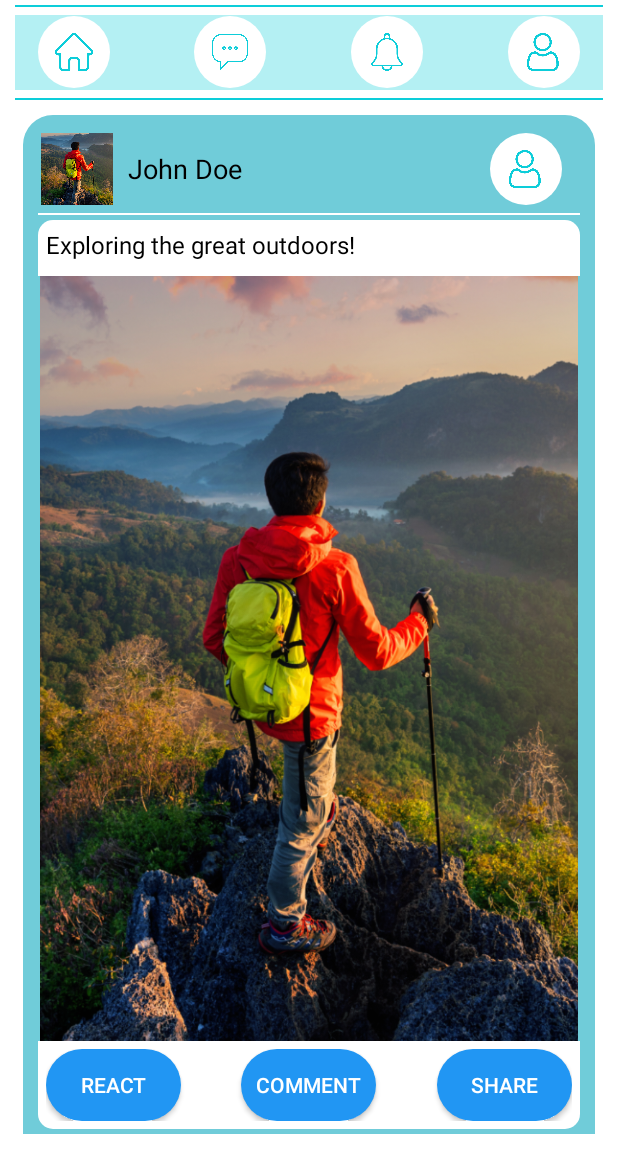
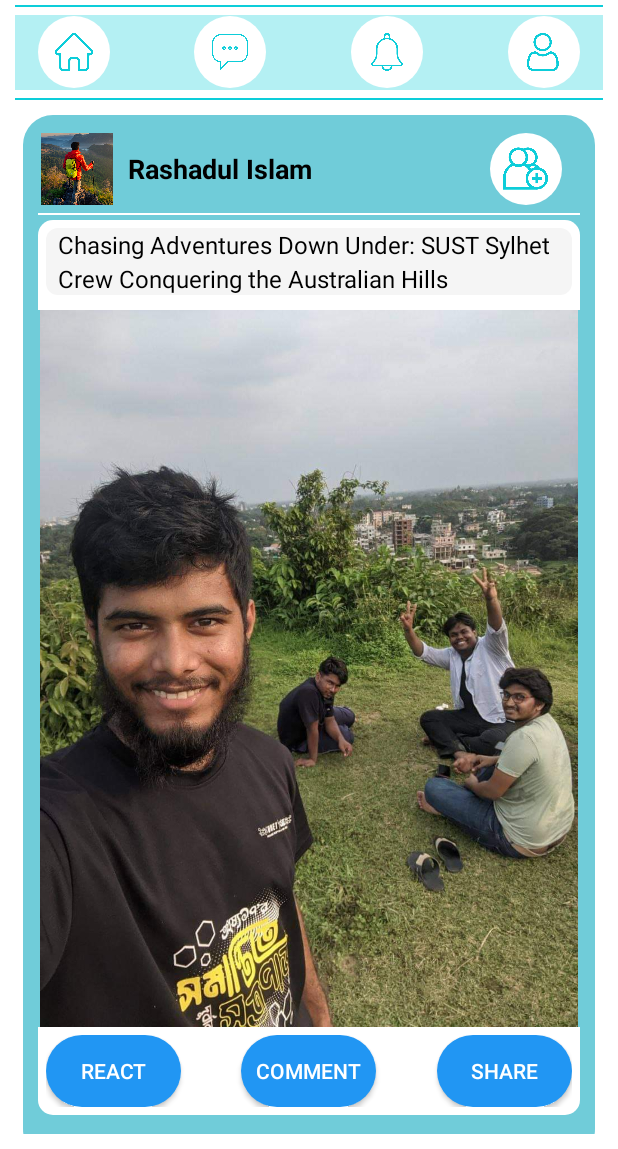
Before and after one commit to rabbi2020331086/JJ, an Android app: the home screen opened directly, with no data from a screen before it, on a phone screen of 412 x 824 dp, the part 87-1236 px from its top. Run offline under Robolectric (Android 15) with nearby library versions, the light colour scheme and no system bars; our stand-ins replace Firebase (no records; nobody signed in at launch, a user with empty details on screens opened directly).

Commit message:
Initial commit

```diff
--- a/app/src/main/AndroidManifest.xml
+++ b/app/src/main/AndroidManifest.xml
@@ -7,7 +7,7 @@
         android:dataExtractionRules="@xml/data_extraction_rules"
         android:fullBackupContent="@xml/backup_rules"
         android:icon="@mipmap/ic_launcher"
-        android:label="@string/app_name"
+        android:label="JJ"
         android:roundIcon="@mipmap/ic_launcher_round"
         android:supportsRtl="true"
         android:theme="@style/Theme.JourneyJunctionXml"
--- a/app/src/main/java/com/journeyjunctionxml/Firebase.kt
+++ b/app/src/main/java/com/journeyjunctionxml/Firebase.kt
@@ -22,8 +22,9 @@ import kotlinx.coroutines.withContext
 import java.util.UUID
 
 class Firebase {
+    companion object {
 
-    companion object {
+        var xx = 1
         var imageurl = "-1"
         private val auth: FirebaseAuth = FirebaseAuth.getInstance()
         @SuppressLint("StaticFieldLeak")
@@ -251,6 +252,7 @@ class Firebase {
                                 SetOptions.merge()
                             )
                             .addOnSuccessListener {
+                                xx = 2
                                 Log.d(TAG,"Image URL stored in Firestore for user: ${currentUser.uid}")
                             }
                             .addOnFailureListener { e ->
--- a/app/src/main/java/com/journeyjunctionxml/HomeItemAdapter.kt
+++ b/app/src/main/java/com/journeyjunctionxml/HomeItemAdapter.kt
@@ -19,6 +19,7 @@ class HomeItemAdapter(private val items: List<PostModel>) : RecyclerView.Adapter
         holder.contentCaption.text = currentItem.contentCaption
         holder.profilePic.setImageResource(currentItem.profilePic)
         holder.contentImage.setImageResource(currentItem.contentImage)
+
     }
 
     override fun getItemCount(): Int {
--- a/app/src/main/java/com/journeyjunctionxml/PostModel.kt
+++ b/app/src/main/java/com/journeyjunctionxml/PostModel.kt
@@ -7,4 +7,5 @@ data class PostModel(
     val reactCount: Int = 0,
     val commentCount: Int = 0,
     val shareCount: Int = 0
+
 )
--- a/app/src/main/java/com/journeyjunctionxml/home.kt
+++ b/app/src/main/java/com/journeyjunctionxml/home.kt
@@ -16,6 +16,7 @@ import android.widget.EditText
 import android.widget.ImageButton
 import android.widget.ImageView
 import android.widget.PopupMenu
+import android.widget.TextView
 import androidx.appcompat.widget.AppCompatImageButton
 import androidx.navigation.fragment.findNavController
 import androidx.recyclerview.widget.LinearLayoutManager
@@ -38,6 +39,7 @@ class home : Fragment() {
         val view =  inflater.inflate(R.layout.home, container, false)
         val profilebuttonclick = view.findViewById<AppCompatImageButton>(R.id.profile_button)
         val profileButton = view.findViewById<ImageButton>(R.id.menu_button)
+        val searh_button = view.findViewById<ImageButton>(R.id.searchButton)
         profileButton.setOnClickListener {
             val popupMenu = PopupMenu(requireContext(), profileButton)
             popupMenu.inflate(R.menu.menuoption) // Replace with the name of your menu XML file
@@ -58,7 +60,10 @@ class home : Fragment() {
                     else -> false
                 }
             }
-            popupMenu.show() // Show the popup menu
+            popupMenu.show()
+        }
+        searh_button.setOnClickListener {
+            searchPopup(requireContext())
         }
 
         recyclerView = view.findViewById(R.id.recyclerView)
@@ -77,9 +82,9 @@ class home : Fragment() {
         itemList.add(
             PostModel(
                 profilePic = R.drawable.get_started_pic,
-                profileName = "John Doe",
-                contentCaption = "Exploring the great outdoors!",
-                contentImage = R.drawable.get_started_pic,
+                profileName = "Rashadul Islam",
+                contentCaption = "Chasing Adventures Down Under: SUST Sylhet Crew Conquering the Australian Hills ",
+                contentImage = R.drawable.imagepost1,
                 reactCount = 123,
                 commentCount = 45,
                 shareCount = 67
@@ -88,9 +93,9 @@ class home : Fragment() {
         itemList.add(
             PostModel(
                 profilePic = R.drawable.get_started_pic, // Replace with actual drawable ID
-                profileName = "Jane Smith",
-                contentCaption = "Nothing beats a sunset at the beach.",
-                contentImage = R.drawable.get_started_pic, // Replace with actual drawable ID
+                profileName = "Touamoni Ab Aysha",
+                contentCaption = "Lost in the Tranquility of Cox's Bazar: Where Time Meets the Sea!!",
+                contentImage = R.drawable.images2, // Replace with actual drawable ID
                 reactCount = 234,
                 commentCount = 56,
                 shareCount = 78
@@ -99,9 +104,9 @@ class home : Fragment() {
         itemList.add(
             PostModel(
                 profilePic = R.drawable.get_started_pic,
-                profileName = "Alex Johnson",
-                contentCaption = "Fresh coffee in the morning.",
-                contentImage = R.drawable.get_started_pic,
+                profileName = "Akkas Ali",
+                contentCaption = "Immersed in Jaflong: Where Nature's Canvas Comes Alive",
+                contentImage = R.drawable.image3,
                 reactCount = 345,
                 commentCount = 67,
                 shareCount = 89
@@ -136,6 +141,17 @@ class home : Fragment() {
         }
         dialog.show()
     }
+    private fun searchPopup(context: Context) {
+        val inflater = LayoutInflater.from(context)
+        val dialogView = inflater.inflate(R.layout.search_popup, null)
+        val dialog = Dialog(context)
+        dialog.setContentView(dialogView)
+        val editText = dialogView.findViewById<EditText>(R.id.search_edit_text)
+        dialog.window?.setLayout(ViewGroup.LayoutParams.MATCH_PARENT, ViewGroup.LayoutParams.WRAP_CONTENT)
+        dialog.setCancelable(true)
+        dialog.show()
+    }
+
 
     private fun openGallery() {
         val intent = Intent(Intent.ACTION_GET_CONTENT)
--- a/app/src/main/java/com/journeyjunctionxml/homeItemViewHolder.kt
+++ b/app/src/main/java/com/journeyjunctionxml/homeItemViewHolder.kt
@@ -1,5 +1,7 @@
 package com.journeyjunctionxml
 import android.view.View
+import android.widget.Button
+import android.widget.ImageButton
 import android.widget.ImageView
 import android.widget.TextView
 import androidx.recyclerview.widget.RecyclerView
@@ -9,4 +11,9 @@ class homeItemViewHolder(itemView: View) : RecyclerView.ViewHolder(itemView) {
     val contentCaption: TextView = itemView.findViewById(R.id.post_item_content_caption)
     val profilePic: ImageView = itemView.findViewById(R.id.post_item_profile_pic)
     val contentImage: ImageView = itemView.findViewById(R.id.post_item_image)
+    val addFriend: ImageButton = itemView.findViewById(R.id.post_template_add_friend)
+    val react: Button = itemView.findViewById(R.id.post_item_react_button)
+    val comment: Button = itemView.findViewById(R.id.post_item_comment_button)
+    val share: Button = itemView.findViewById(R.id.post_item_share_button)
+
 }
--- a/app/src/main/java/com/journeyjunctionxml/profile.kt
+++ b/app/src/main/java/com/journeyjunctionxml/profile.kt
@@ -89,8 +89,6 @@ class profile : Fragment() {
             }
         }
     }
-
-
 //    private fun ProfilePicturePopUp() {
 //        val inflater = LayoutInflater.from(context)
 //        val parent: ViewGroup? = null
--- /dev/null
+++ b/app/src/main/res/drawable/add_friend_icon.xml
@@ -0,0 +1,12 @@
+<layer-list xmlns:android="http://schemas.android.com/apk/res/android">
+    <item>
+        <!-- Oval shape -->
+        <shape android:shape="oval">
+            <solid android:color="#ffffff" />
+            <size android:width="48dp"
+                android:height="48dp" />
+        </shape>
+    </item>
+    <item android:drawable="@drawable/add_friend_image"
+        android:gravity="center" />
+</layer-list>
--- /dev/null
+++ b/app/src/main/res/drawable/add_friend_image.xml
@@ -0,0 +1,5 @@
+<layer-list xmlns:android="http://schemas.android.com/apk/res/android">
+    <item android:drawable="@drawable/add_friend"
+        android:width="30dp"
+        android:height="30dp"/>
+</layer-list>
--- /dev/null
+++ b/app/src/main/res/drawable/caption_background.xml
@@ -0,0 +1,5 @@
+<shape xmlns:android="http://schemas.android.com/apk/res/android"
+    android:shape="rectangle">
+    <solid android:color="#F5F5F5" /> <!-- Light gray background color -->
+    <corners android:radius="8dp" /> <!-- Rounded corners with a radius of 8dp -->
+</shape>
--- a/app/src/main/res/layout/post_template.xml
+++ b/app/src/main/res/layout/post_template.xml
@@ -34,6 +34,7 @@
             android:layout_marginStart="10dp"
             android:gravity="center"
             android:text="Profile Name"
+            android:textStyle="bold"
             android:textColor="#000000"
             android:textSize="18sp" />
 
@@ -42,10 +43,10 @@
             android:layout_height="0dp"
             android:layout_weight="1"/>
         <ImageButton
-            android:id="@+id/create_post_add_friend"
+            android:id="@+id/post_template_add_friend"
             android:layout_width="wrap_content"
             android:layout_height="wrap_content"
-            android:src="@drawable/profile_icon"
+            android:src="@drawable/add_friend_icon"
             android:background="@android:color/transparent"
             android:contentDescription="profile"/>
     </LinearLayout>
@@ -62,14 +63,22 @@
         android:paddingBottom="10dp"
         android:background="@drawable/rouned_background_white">
         <TextView
+            android:id="@+id/post_item_content_caption"
             android:layout_width="match_parent"
             android:layout_height="wrap_content"
             android:layout_marginTop="5dp"
             android:text="Hello"
-            android:id="@+id/post_item_content_caption"
             android:textSize="16sp"
-            android:textColor="#000000">
-        </TextView>
+            android:textColor="#000000"
+            android:textStyle="normal"
+            android:lineSpacingExtra="4dp"
+            android:paddingStart="8dp"
+            android:paddingEnd="8dp"
+            android:background="@drawable/caption_background"
+            android:gravity="start"
+            android:maxLines="3"
+            android:ellipsize="end"/>
+
     </LinearLayout>
     <ImageView
         android:layout_width="match_parent"
```
Also changed, not shown: app/src/main/res/layout/search_popup.xml (added, +46 -0 lines), app/src/main/res/drawable/add_friend.png (added), app/src/main/res/drawable/image3.jpg (added), app/src/main/res/drawable/imagepost1.jpg (added), app/src/main/res/drawable/images2.jpeg (added).
